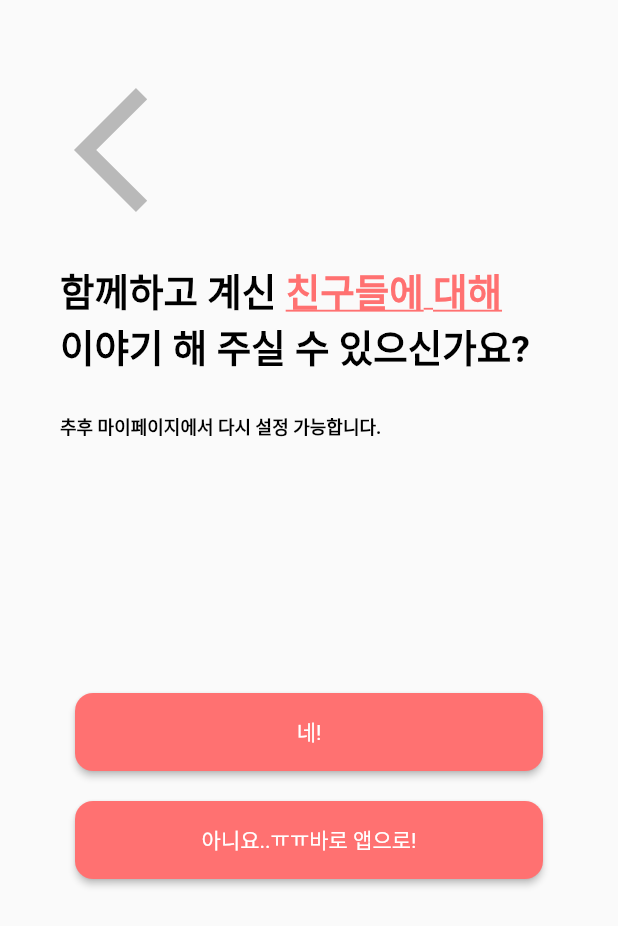
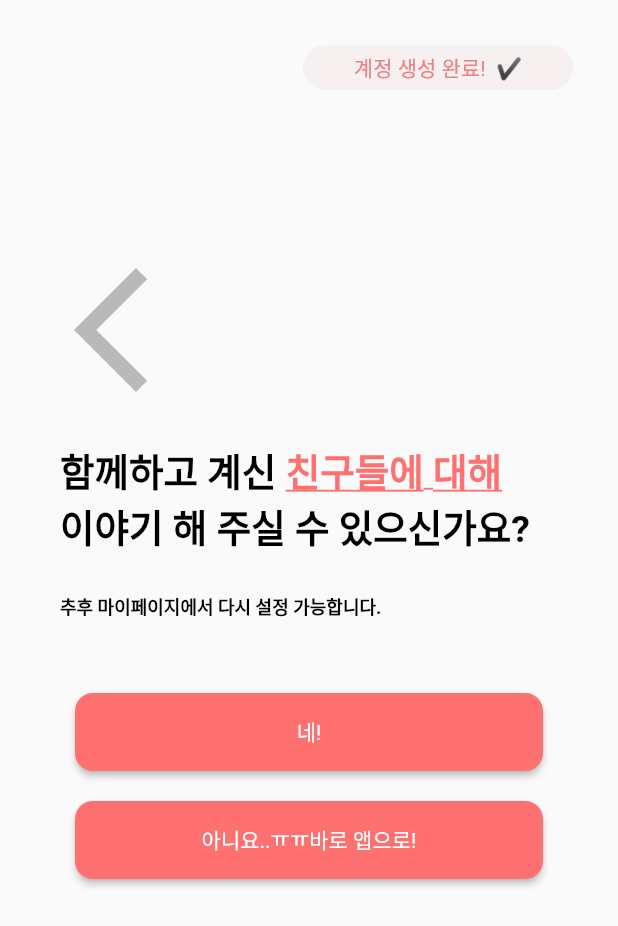
Before and after one commit to sshinndo/BonAPetti, a Flutter app: the FirstRoute screen opened directly, after a tap on "입력 완료!", on a phone screen of 412 x 824 dp. Shown: the top 926 px of the screen. Run offline on Flutter 3.47's test engine with Material 2 defaults, Android fonts, the phone set to English and light mode, and no system bars; our stand-ins replace cloud_firestore, csv, dio, file_picker, firebase_auth, firebase_core and 5 more; missing offline and left inert: kakao_flutter_sdk; accounts and stored records are empty; generated files the repository leaves out were written again; network calls fail; project files that could hold a hidden picture were left out.

```diff
--- a/lib/bottombar/MenuBottomBar.dart
+++ b/lib/bottombar/MenuBottomBar.dart
@@ -7,13 +7,15 @@ import 'package:pet_service_application/product/screen/WishListScreen.dart';
 import 'package:flutter_svg/flutter_svg.dart';
 import 'package:pet_service_application/community/screen/CommunityMainScreen.dart';
 // 호출하는 방법
-
 /*
 body : Container(), // body 밑부분에
-bottomNavigationBar :MenuBottomBar(), 하면 됩니다.
- */
+      //BackSpaceButton : 원형의 뒤로 가기 floating 버튼
 
-//BackSpaceButton : 원형의 뒤로 가기 버튼
+      floatingActionButton: BackSpaceButton(),
+      floatingActionButtonLocation: FloatingActionButtonLocation.startFloat,
+      bottomNavigationBar: MenuBottomBar(),
+하시면 됩니다.
+*/
 class BackSpaceButton extends StatelessWidget {
   const BackSpaceButton({Key? key}) : super(key: key);
 
--- a/lib/init_profile/ProfileQuestion.dart
+++ b/lib/init_profile/ProfileQuestion.dart
@@ -7,18 +7,14 @@ import 'package:pet_service_application/class/colorCustomClass.dart';
 import 'package:pet_service_application/log_in/class/UserInfoClass.dart';
 import 'package:pet_service_application/log_in/class/UserData.dart';
 import 'package:pet_service_application/init_profile/FifthRoute.dart';
+import 'package:pet_service_application/init_profile/widget/AlertDuplicateMessage.dart';
 import 'package:pet_service_application/main.dart';
 import 'package:cloud_firestore/cloud_firestore.dart';
-
-
-
 
 class ProfileQuestion extends StatelessWidget {
   @override
   Widget build(BuildContext context) {
-    return Scaffold(
-      body: FirstRoute(),
-    );
+    return FirstRoute();
   }
 }
 
@@ -33,21 +29,22 @@ class FirstRoute extends StatefulWidget {
 
 class FirstRouteState extends State<FirstRoute> {
   TextEditingController userNickname = TextEditingController();
+
+  // 닉네임 중복 여부 컨테이너 bool 값
+  bool _offstage = true;
+
   //파이어베이스 스테이트
   bool _initialized = false;
   bool _error = false;
 
   //파이어베이스 이니셜
-  void initializeFlutterFire() async
-  {
+  void initializeFlutterFire() async {
     try {
       await Firebase.initializeApp();
       setState(() {
         _initialized = true;
       });
-    }
-    catch(e)
-    {
+    } catch (e) {
       setState(() {
         _error = true;
       });
@@ -55,19 +52,16 @@ class FirstRouteState extends State<FirstRoute> {
   }
 
   @override
-  void initState()
-  {
+  void initState() {
     initializeFlutterFire();
     super.initState();
   }
 
   //생성된 계정을 서버로 전송
-  void initialUserData()
-  {
-    if (UserData.Name != "")
-    {
-      CollectionReference users = FirebaseFirestore.instance.collection(
-          'UserData');
+  void initialUserData() {
+    if (UserData.Name != "") {
+      CollectionReference users =
+          FirebaseFirestore.instance.collection('UserData');
       users.add({
         'AccountInfo': UserData.AccountInfo,
         'Name': UserData.Name,
@@ -82,20 +76,19 @@ class FirstRouteState extends State<FirstRoute> {
   }
 
   //중복 계정 여부 확인 함수
-  Future<bool> isUserExist(String _name) async
-  {
-    var documentSnapshot = await FirebaseFirestore.instance.collection("UserData").where('Name', isEqualTo: _name).get();
+  Future<bool> isUserExist(String _name) async {
+    var documentSnapshot = await FirebaseFirestore.instance
+        .collection("UserData")
+        .where('Name', isEqualTo: _name)
+        .get();
     if (documentSnapshot.docs.isEmpty)
       return false;
     else
       return true;
   }
 
-
   @override
   Widget build(BuildContext context) {
-    // 폼 위젯 생성
-    // 폼 위젯은 컨테이너처럼 동작하면서, 복수의 폼 필드를 그룹화하고 적합성을 확인함
     return Scaffold(
       body: Column(
         // 컬럼내 위젯들을 가운데로 정렬함
@@ -112,29 +105,42 @@ class FirstRouteState extends State<FirstRoute> {
             flex: 1,
             child: Container(
               margin: EdgeInsets.only(top: 50, left: 40, right: 40),
-              child: Column(
-                  children: [
-                  customTextFormField(userNickname, '사용자의 이름을 입력해주세요.'),
+              child: Column(children: [
+                //
+                Offstage(
+                  offstage: _offstage,
+                    child: AlertDuplicateMessage()
+                ),
+                SizedBox(height: 15),
+                customTextFormField(userNickname, '사용자의 이름을 입력해주세요! (2-8자 이내)'),
                 SizedBox(height: 20.0),
-                  customPinkElevatedButton(
-                     '입력 완료!',
-                         () {
+                customPinkElevatedButton('입력 완료!', () {
                   Future<bool> userExist = isUserExist(userNickname.text);
                   userExist.then((val) {
-                         if (val == true) {   //닉네임 중복(유저 이미 존재)
+                    if (val == true) {
+                      setState(() {
+                        // 닉네임 중복 bool 값을 true->false로 변경
+                        _offstage = false;
+                      });
+                      //닉네임 중복(유저 이미 존재)
                       debugPrint('User Already Exist : $userNickname.text');
-                           }
-                         else {       //유저 정보 없음, 계정 생성 후 다음으로 이동
+                    } else {
+                      // 닉네임 중복 bool 값을 false-> true로 변경
+                      setState(() {
+                        _offstage = true;
+                      });
+                      //유저 정보 없음, 계정 생성 후 다음으로 이동
                       debugPrint('User doesnt Exist, initiate user');
                       UserData(userNickname.text);
                       initialUserData();
-                           Navigator.push(context,
-                               MaterialPageRoute(builder: (context) => SecondRoute()));
+                      Navigator.push(
+                          context,
+                          MaterialPageRoute(
+                              builder: (context) => SecondRoute()));
                     }
                   });
                 }),
-                   ]
-              ),
+              ]),
             ),
           ),
         ],
@@ -144,15 +150,40 @@ class FirstRouteState extends State<FirstRoute> {
 }
 
 // 두번째 라우트 및 계정 전송
-class SecondRoute extends StatelessWidget {
-  SecondRoute({Key? key}) : super(key: key);
+
+class SecondRoute extends StatefulWidget {
+  const SecondRoute({Key? key}) : super(key: key);
+
+  @override
+  _SecondRouteState createState() => _SecondRouteState();
+}
+
+class _SecondRouteState extends State<SecondRoute> {
+  @override
+  initState() {
+    super.initState();
+  }
 
   @override
   Widget build(BuildContext context) {
+    var width = MediaQuery.of(context).size.width/360;
+    var height = MediaQuery.of(context).size.height/800;
+
     //다음 페이지로 넘어갈때 데이터 전송
     //initialUserData();
     return Scaffold(
-      body: Column(
+      body: SafeArea(
+        child: WillPopScope(
+          // <- 뒤로가기 기능 방지 (이미 계정을 생성했기 때문)
+          onWillPop: () {
+            // _msg : 뒤로가기 버튼 누를 시 메시지
+            final _msg = '프로필 작성을 마무리 해주세요!';
+            final snackBar = SnackBar(content: Text(_msg));
+            ScaffoldMessenger.of(context).showSnackBar(snackBar);
+            // 필수 인자
+            return Future(() => false);
+          },
+          child: Column(
             children: [
               Expanded(
                   flex: 1,
@@ -160,6 +191,34 @@ class SecondRoute extends StatelessWidget {
                     alignment: Alignment.bottomLeft,
                     child: Column(
                       children: [
+                        Row(
+                          mainAxisAlignment: MainAxisAlignment.end,
+                          children: [
+                            Padding(
+                              padding: const EdgeInsets.only(top:30, right: 30),
+                              child: ClipRRect(
+                                borderRadius: BorderRadius.circular(20),
+                                child: Container(
+                                  width: 180,
+                                  height: 30,
+                                  color: Color.fromRGBO(166, 0, 0, 0.04),
+                                  child: Row(
+                                    mainAxisAlignment: MainAxisAlignment.center,
+                                    children: [
+                                      Text("계정 생성 완료!  ✔",
+                                        textAlign: TextAlign.center,
+                                        style: TextStyle(
+                                            color: Color.fromRGBO(242, 128, 128, 1)
+                                        ),
+                                      )
+                                    ],
+                                  ),
+                                ),
+                              ),
+                            ),
+                          ],
+                        ),
+                        SizedBox(height: 60),
                         Container(
                           margin: EdgeInsets.only(left: 25.0, top: 50.0),
                           child: customArrowBack(context),
@@ -175,7 +234,8 @@ class SecondRoute extends StatelessWidget {
                         Container(
                           alignment: Alignment.centerLeft,
                           margin: EdgeInsets.only(left: 40, right: 40),
-                      child: customSubtitleQuestion("추후 마이페이지에서 다시 설정 가능합니다."),
+                          child:
+                              customSubtitleQuestion("추후 마이페이지에서 다시 설정 가능합니다."),
                         ),
                       ],
                     ),
@@ -187,8 +247,10 @@ class SecondRoute extends StatelessWidget {
                   child: Column(
                     children: [
                       customPinkElevatedButton('네!', () {
-                    Navigator.push(context,
-                        MaterialPageRoute(builder: (context) => ThirdRoute()));
+                        Navigator.push(
+                            context,
+                            MaterialPageRoute(
+                                builder: (context) => ThirdRoute()));
                       }),
                       SizedBox(height: 20.0),
                       customPinkElevatedButton('아니요..ㅠㅠ바로 앱으로!', () {
@@ -202,6 +264,8 @@ class SecondRoute extends StatelessWidget {
                 ),
               ),
             ],
+          ),
+        ),
       ),
     );
   }
@@ -220,16 +284,13 @@ class _ThirdRouteState extends State<ThirdRoute> {
   bool _error = false;
 
   //파이어베이스 이니셜
-  void initializeFlutterFire() async
-  {
+  void initializeFlutterFire() async {
     try {
       await Firebase.initializeApp();
       setState(() {
         _initialized = true;
       });
-    }
-    catch(e)
-    {
+    } catch (e) {
       setState(() {
         _error = true;
       });
@@ -237,8 +298,7 @@ class _ThirdRouteState extends State<ThirdRoute> {
   }
 
   @override
-  void initState()
-  {
+  void initState() {
     initializeFlutterFire();
     super.initState();
   }
@@ -277,11 +337,9 @@ class _ThirdRouteState extends State<ThirdRoute> {
             margin: EdgeInsets.only(top: 50, left: 40, right: 40),
             child: Column(
               children: [
-                customTextFormField(_petName, '반려동물의 이름을 입력해주세요!'),
+                customTextFormField(_petName, '반려동물의 이름을 입력해주세요! ( 8자 이내 )'),
                 SizedBox(height: 20.0),
-                customPinkElevatedButton(
-                    "입력 완료!",
-                        () {
+                customPinkElevatedButton("입력 완료!", () {
                   UserInfo.petInfo = PetInfo();
                   PetInfo.petName = _petName.text;
                   PetInfo.petTypeNameList = [];
@@ -290,25 +348,9 @@ class _ThirdRouteState extends State<ThirdRoute> {
                   PetInfo.petWeight = 0;
                   PetInfo.petSilhouette = PetSilhouette.BCS1;
                   PetInfo.petAllergyList = [];
-                      Navigator.push(
-                          context,
-                          MaterialPageRoute(
-                              builder: (context) => FourthRoute())
-                      );
-                    }
-                )
-                // customPinkElevatedButton(
-                //         () {
-                //   UserInfo.petInfo = PetInfo();
-                //   PetInfo.petName = _petName.text;
-                //   PetInfo.petTypeNameList = [];
-                //   PetInfo.petAge = 0;
-                //   PetInfo.petBodyLength = 0;
-                //   PetInfo.petWeight = 0;
-                //   PetInfo.petSilhouette = PetSilhouette.BCS1;
-                //   PetInfo.petAllergyList = [];
-                // }, "입력 완료!", context, FourthRoute()
-                // ),
+                  Navigator.push(context,
+                      MaterialPageRoute(builder: (context) => FourthRoute()));
+                })
               ],
             ),
           ),
@@ -335,7 +377,7 @@ class _FourthRouteState extends State<FourthRoute> {
       body: Column(
         children: [
           Expanded(
-              flex: 3,
+              flex: 1,
               child: Align(
                 alignment: Alignment.bottomLeft,
                 child: Column(
@@ -369,7 +411,7 @@ class _FourthRouteState extends State<FourthRoute> {
                 ),
               )),
           Expanded(
-              flex: 2,
+              flex: 1,
               child: Column(children: [
                 Container(
                   alignment: Alignment.center,
@@ -654,8 +696,7 @@ GestureDetector customArrowBack(BuildContext context) {
   );
 }
 
-Container customPinkElevatedButton(
-    String text, VoidCallback onPressed) {
+Container customPinkElevatedButton(String text, VoidCallback onPressed) {
   return Container(
     //margin: EdgeInsets.only(left: 40, right: 40),
     child: SizedBox(
@@ -671,8 +712,7 @@ Container customPinkElevatedButton(
                   ),
               shape: RoundedRectangleBorder(
                   borderRadius: BorderRadius.circular(12.0))),
-        onPressed: onPressed
-      ),
+          onPressed: onPressed),
     ),
   );
 }
@@ -932,32 +972,20 @@ class _AllergyButtonListManager extends State<AllergyButtonListManager> {
         margin: EdgeInsets.only(left: 20, right: 20, top: 50),
         child: Column(
           children: [
-            customPinkElevatedButton(
-                '네',
-                    () {
+            customPinkElevatedButton('네', () {
               Navigator.pushAndRemoveUntil(
                   context,
-                      MaterialPageRoute(
-                          builder: (context) => MyHomePage()
-                      ),
-                          (route) => false
-                  );
-                }
-            ),
+                  MaterialPageRoute(builder: (context) => MyHomePage()),
+                  (route) => false);
+            }),
             // customPinkElevatedButton(() {}, '네', context, MyHomePage()),
             SizedBox(height: 30.0),
-            customPinkElevatedButton(
-                '아니요(잘 모르겠어요)',
-                    () {
+            customPinkElevatedButton('아니요(잘 모르겠어요)', () {
               Navigator.pushAndRemoveUntil(
                   context,
-                      MaterialPageRoute(
-                          builder: (context) => MyHomePage()
-                      ),
-                          (route) => false
-                  );
-                }
-            )
+                  MaterialPageRoute(builder: (context) => MyHomePage()),
+                  (route) => false);
+            })
             // customPinkElevatedButton(() {}, "아니요(잘 모르겠어요)", context, MyHomePage()),
           ],
         ),
--- /dev/null
+++ b/lib/init_profile/widget/AlertDuplicateMessage.dart
@@ -0,0 +1,33 @@
+import 'package:flutter/material.dart';
+
+class AlertDuplicateMessage extends StatelessWidget {
+  final String msg='이미 사용중인 이름입니다.';
+  const AlertDuplicateMessage({Key? key}) : super(key: key);
+
+  @override
+  Widget build(BuildContext context) {
+    // figma상의 반응형 너비 & 높이
+    var width = MediaQuery.of(context).size.width/360;
+    var height = MediaQuery.of(context).size.height/800;
+
+    return ClipRRect(
+      borderRadius: BorderRadius.circular(10.84),
+      child: Container(
+        width: width*150,
+        height: height*20,
+        color: Color.fromRGBO(115, 89, 89, 0.12),
+        child: Row(
+          mainAxisAlignment: MainAxisAlignment.center,
+          children: [
+            Text(msg,
+              textAlign: TextAlign.center,
+              style: TextStyle(
+                color: Color.fromRGBO(237, 84, 84, 1)
+              ),
+            )
+          ],
+        ),
+      ),
+    );
+  }
+}
--- a/lib/log_in/class/UserData.dart
+++ b/lib/log_in/class/UserData.dart
@@ -32,7 +32,6 @@ class UserData
   UserData(String _name)
   {
     Name = _name;
-    Description.add("안녕하세요.");
-    Description.add(Name+"입니다.");
+    Description.add("안녕하세요. " + Name + "입니다.");
   }
 }
--- a/lib/myPage/screen/MyPageScreen.dart
+++ b/lib/myPage/screen/MyPageScreen.dart
@@ -2,6 +2,7 @@ import 'package:flutter/cupertino.dart';
 import 'package:flutter/material.dart';
 import 'package:flutter/widgets.dart';
 import 'package:flutter_svg/flutter_svg.dart';
+import 'package:pet_service_application/log_in/class/UserData.dart';
 import 'package:pet_service_application/product/screen/WishListScreen.dart';
 import 'package:pet_service_application/community/screen/MyCommunityScreen.dart';
 import 'package:pet_service_application/bottombar/MenuBottomBar.dart';
@@ -39,7 +40,7 @@ class _MyPageState extends State<MyPage> {
                 .size
                 .height * 0.11),
             // 프로필 사진, 닉네임, 등급, 자기소개를 감싸는 전체 Widget
-            // 이거 수정해야 함 UserProfileWidget(),
+            UserProfileWidget(),
 
             SizedBox(height: MediaQuery
                 .of(context)
```
Also changed, not shown: lib/init_profile/FifthRoute.dart (+21 -12 lines), lib/myPage/screen/UserProfileScreen.dart (+10 -9 lines), lib/myPage/widget/UserProfileWidget.dart (+7 -4 lines), lib/product/screen/DetailedGoodsScreen.dart (+67 -61 lines), lib/product/widget/CategoryWidget.dart (added, +161 -0 lines), pubspec.lock. Lines whose indentation alone changed are shown as unchanged.
